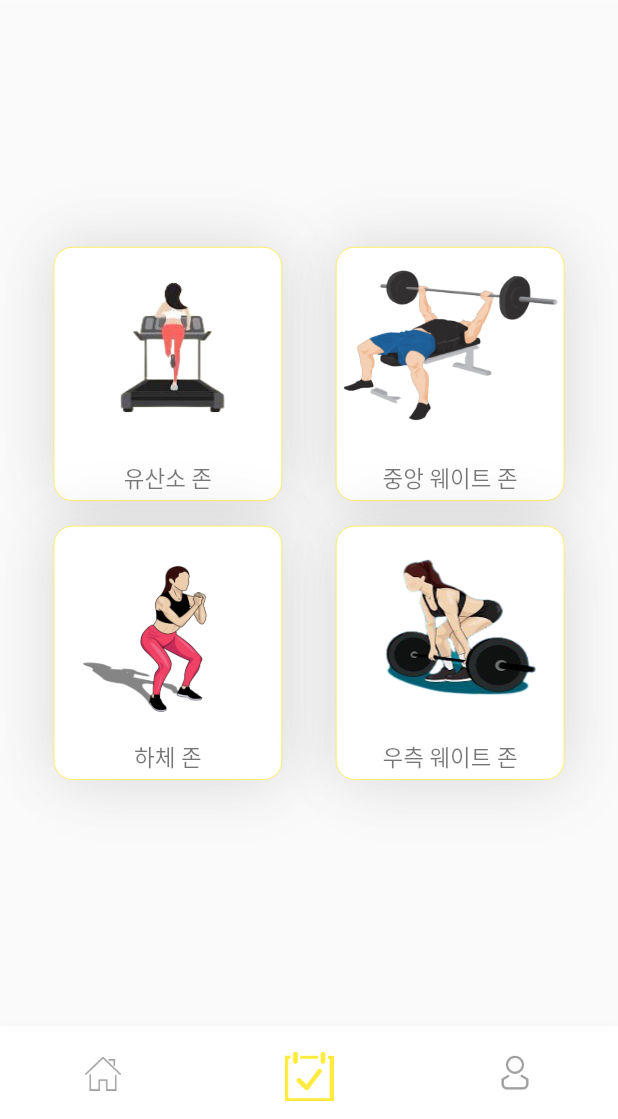
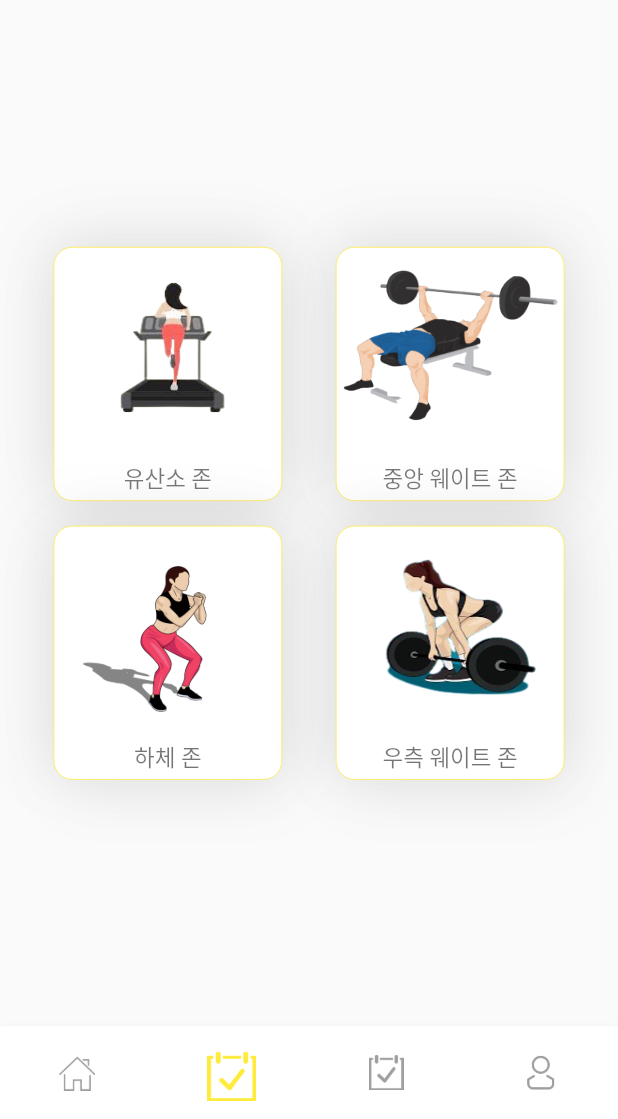
Before and after one commit to whl0526/MoveOut_Application, a Flutter app: the HomePage screen opened directly with empty values, item 2 of the bottom bar chosen, on a phone screen of 412 x 824 dp, the part 117-1236 px from its top. Run offline on Flutter 3.47's test engine with Material 2 defaults, Android fonts, the phone set to English and light mode, and no system bars; drawn by our look-alikes of convex_bottom_bar; our stand-ins replace font_awesome_flutter, table_calendar, timer_builder; missing offline and left inert: day_night_time_picker, flutter_timetable_view; network calls fail; Roboto replaces fonts that are missing (Pretendard-Medium).

```diff
--- a/lib/view/HomePage.dart
+++ b/lib/view/HomePage.dart
@@ -2,6 +2,7 @@ import 'package:convex_bottom_bar/convex_bottom_bar.dart';
 import 'package:flutter/cupertino.dart';
 import 'package:flutter/material.dart';
 import 'package:move_application/view/appbar.dart';
+import 'package:move_application/view/board/board.dart';
 import 'package:move_application/view/home/home.dart';
 import 'package:move_application/view/reservation/reservation.dart';
 import 'package:move_application/view/myInfo/my_info.dart';
@@ -55,7 +56,7 @@ class _HomePageState extends State<HomePage> {
         shadowColor: null,
         elevation: 0.0,
       ),
-      body: [home(ID:id),Reservation(),Info()][selectedPage],
+      body: [home(ID:id),Reservation(),Board(),Info()][selectedPage],
       bottomNavigationBar: ConvexAppBar(
         initialActiveIndex:0,
         backgroundColor: Colors.white,
@@ -88,6 +89,16 @@ class _HomePageState extends State<HomePage> {
             color: Colors.yellow,
             scale: 30,)
           ),
+          TabItem(
+              icon: Image.asset(
+                "icons/reservation-icon-5.jpg",
+                color: Colors.grey[500],
+                scale: 42,
+              ),activeIcon: Image.asset(
+            "icons/reservation-icon-5.jpg",
+            color: Colors.yellow,
+            scale: 30,)
+          ),
           TabItem(icon: Image.asset(
             'images/human.png',
             color: Colors.grey[500],
```
Also changed, not shown: lib/view/board/board.dart (added, +19 -0 lines).
